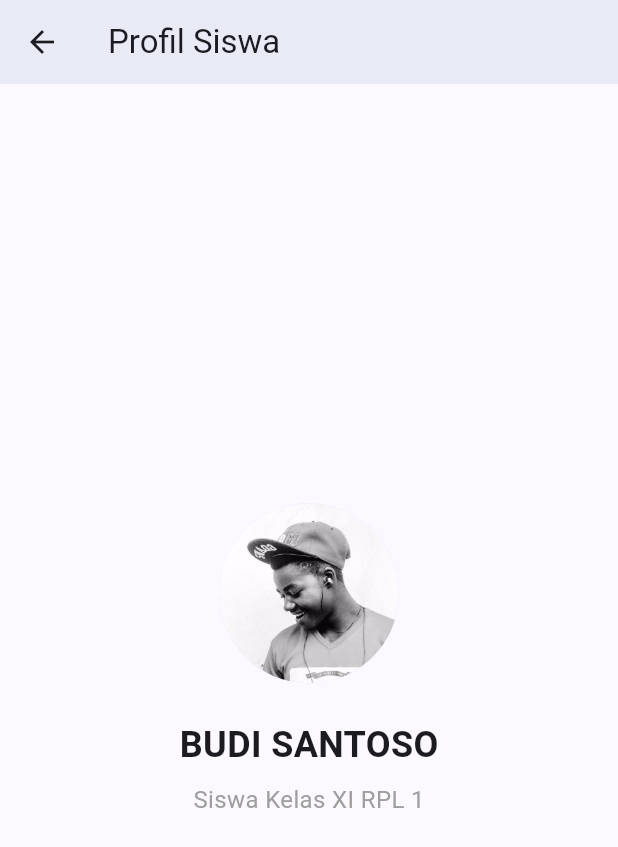
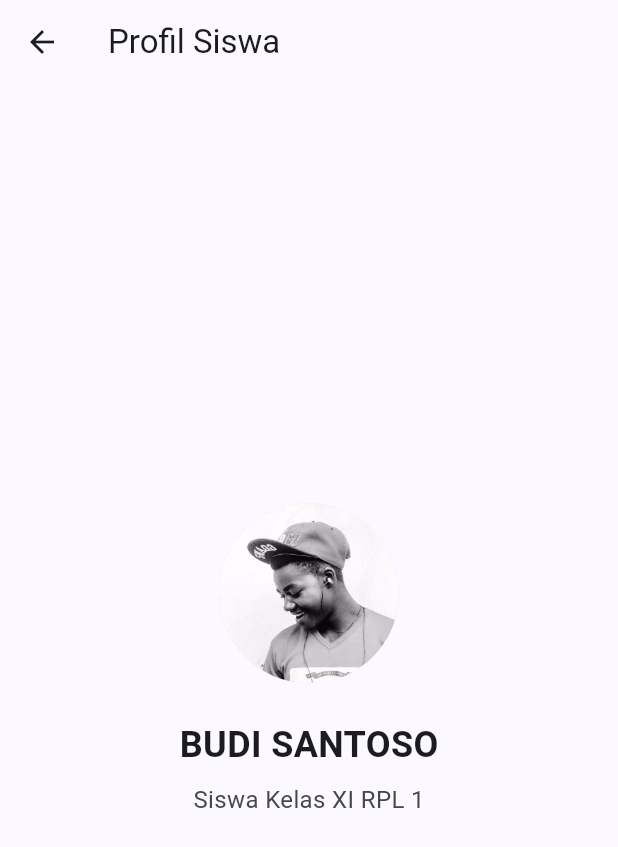
Before and after one commit to jaks-dungeon-lab/xi-sk-flutter-dasar-daftar-siswa, a Flutter app: the screen it shows after launch, after a tap on "BUDI SANTOSO", on a phone screen of 412 x 824 dp. Shown: the top 847 px of the screen. Run offline on Flutter 3.47's test engine with Material 3 defaults, Android fonts, the light colour scheme and no system bars; our stand-ins replace shared_preferences.

Commit message:
feat: implement student list management with state persistence using provider and shared_preferences

```diff
--- a/lib/main.dart
+++ b/lib/main.dart
@@ -1,7 +1,8 @@
-import 'package:daftar_siswa/providers/siswa_provider.dart';
 import 'package:flutter/material.dart';
-import 'package:daftar_siswa/screens/halaman_daftar_siswa.dart';
-import 'package:provider/provider.dart'; // 1. Wajib Import!
+import 'package:provider/provider.dart';
+import 'providers/siswa_provider.dart';
+import 'providers/tema_provider.dart'; // Import penyiar tema
+import 'screens/halaman_daftar_siswa.dart';
 
 void main() => runApp(const AplikasiAbsenSiswa());
 
@@ -10,17 +11,40 @@ class AplikasiAbsenSiswa extends StatelessWidget {
 
   @override
   Widget build(BuildContext context) {
-    // 2. Bungkus MaterialApp dengan ChangeNotifierProvider
-    return ChangeNotifierProvider(
-      create: (context) => SiswaProvider(),
-      child: MaterialApp(
+    // Gunakan MultiProvider jika punya lebih dari 1 penyiar
+    return MultiProvider(
+      providers: [
+        ChangeNotifierProvider(create: (context) => SiswaProvider()),
+        ChangeNotifierProvider(create: (context) => TemaProvider()),
+      ],
+      // Gunakan Consumer untuk memantau TemaProvider agar MaterialApp bisa berganti warna
+      child: Consumer<TemaProvider>(
+        builder: (context, temaProvider, child) {
+          return MaterialApp(
             debugShowCheckedModeBanner: false,
             title: 'Buku Absen',
             theme: ThemeData(
-          colorScheme: ColorScheme.fromSeed(seedColor: Colors.indigo),
               useMaterial3: true,
+              colorScheme: temaProvider.isDarkMode
+                  ? const ColorScheme.dark(
+                      primary: Color(0xFF818CF8), // Indigo 400
+                      surface: Color(0xFF09090B), // Zinc 950
+                      onSurface: Color(0xFFFAFAFA), // Zinc 50
+                      surfaceContainerHighest: Color(0xFF18181B), // Zinc 900
+                      onSurfaceVariant: Color(0xFFA1A1AA), // Zinc 400
+                      outlineVariant: Color(0xFF27272A), // Zinc 800
+                    )
+                  : ColorScheme.fromSeed(
+                      seedColor: Colors.indigo,
+                      brightness: Brightness.light,
+                    ),
+              scaffoldBackgroundColor: temaProvider.isDarkMode
+                  ? const Color(0xFF09090B)
+                  : null,
             ),
             home: const HalamanDaftarSiswa(),
+          );
+        },
       ),
     );
   }
--- /dev/null
+++ b/lib/providers/tema_provider.dart
@@ -0,0 +1,37 @@
+import 'package:flutter/material.dart';
+import 'package:shared_preferences/shared_preferences.dart';
+
+class TemaProvider with ChangeNotifier {
+  // Secara default (bawaan), kita anggap tema terang (false)
+  bool _isDarkMode = false;
+
+  // Jendela kaca agar UI bisa melihat status tema saat ini
+  bool get isDarkMode => _isDarkMode;
+
+  // Saat provider pertama kali lahir, langsung cek memori HP!
+  TemaProvider() {
+    _muatTemaDariMemori();
+  }
+
+  // Fungsi untuk mengecek isi loker memori
+  Future<void> _muatTemaDariMemori() async {
+    final prefs = await SharedPreferences.getInstance();
+    // Cari status tema. Jika loker kosong, anggap false (terang).
+    _isDarkMode = prefs.getBool('mode_gelap') ?? false;
+    // Beritahu layar untuk menyesuaikan diri
+    notifyListeners();
+  }
+
+  // Fungsi yang dipanggil saat user menekan tombol Switch (Ganti Tema)
+  Future<void> gantiTema() async {
+    // Balikkan statusnya (Gelap jadi Terang, Terang jadi Gelap)
+    _isDarkMode = !_isDarkMode;
+
+    // Simpan status baru tersebut ke loker memori selamanya!
+    final prefs = await SharedPreferences.getInstance();
+    await prefs.setBool('mode_gelap', _isDarkMode);
+
+    // Teriakkan perubahan agar layar langsung berubah warna!
+    notifyListeners();
+  }
+}
--- a/lib/screens/halaman_daftar_siswa.dart
+++ b/lib/screens/halaman_daftar_siswa.dart
@@ -1,5 +1,6 @@
 import 'package:daftar_siswa/models/siswa.dart';
 import 'package:daftar_siswa/providers/siswa_provider.dart';
+import 'package:daftar_siswa/providers/tema_provider.dart';
 import 'package:flutter/material.dart';
 import 'package:provider/provider.dart';
 import 'tambah_siswa_page.dart';
@@ -12,12 +13,8 @@ class HalamanDaftarSiswa extends StatefulWidget {
 }
 
 class _HalamanDaftarSiswaState extends State<HalamanDaftarSiswa> {
-  // 1. HAPUS variabel semuaSiswa dan fungsi initState yang lama!
-
-  // 2. Buat variabel baru untuk menyimpan teks pencarian (kata kunci)
   String _kataKunci = '';
 
-  // 3. Ubah fungsi cariSiswa agar HANYA menyimpan kata kunci saja
   void cariSiswa(String teks) {
     setState(() {
       _kataKunci = teks;
@@ -26,10 +23,8 @@ class _HalamanDaftarSiswaState extends State<HalamanDaftarSiswa> {
 
   @override
   Widget build(BuildContext context) {
-    // 4. MENDENGARKAN SIARAN PENYIAR
     final providerSiswa = context.watch<SiswaProvider>();
 
-    // 5. MENYARING DATA SECARA OTOMATIS
     List<Siswa> siswaDitampilkan = _kataKunci.isEmpty
         ? providerSiswa.semuaSiswa
         : providerSiswa.semuaSiswa
@@ -44,7 +39,21 @@ class _HalamanDaftarSiswaState extends State<HalamanDaftarSiswa> {
           'Buku Absen Kelas XI',
           style: TextStyle(fontWeight: FontWeight.bold),
         ),
-        backgroundColor: Colors.indigo.shade50,
+        backgroundColor: Theme.of(context).colorScheme.surface,
+        actions: [
+          // Pantau status tema saat ini untuk ikon sakelarnya
+          Consumer<TemaProvider>(
+            builder: (context, temaProvider, child) {
+              return Switch(
+                value: temaProvider.isDarkMode, // Posisi sakelar (nyala/mati)
+                onChanged: (value) {
+                  // Perintah untuk mengganti tema dan menyimpannya ke memori
+                  temaProvider.gantiTema();
+                },
+              );
+            },
+          ),
+        ],
       ),
       body: Column(
         children: [
@@ -57,7 +66,9 @@ class _HalamanDaftarSiswaState extends State<HalamanDaftarSiswa> {
                 hintText: 'Cari nama siswa...',
                 prefixIcon: const Icon(Icons.search),
                 filled: true,
-                fillColor: Colors.indigo.shade50,
+                fillColor: Theme.of(
+                  context,
+                ).colorScheme.surfaceContainerHighest,
                 border: OutlineInputBorder(
                   borderRadius: BorderRadius.circular(30),
                   borderSide: BorderSide.none,
@@ -77,10 +88,12 @@ class _HalamanDaftarSiswaState extends State<HalamanDaftarSiswa> {
                     vertical: 8,
                   ),
                   elevation: 0,
-                  color: Colors.white,
+                  color: Theme.of(context).colorScheme.surface,
                   shape: RoundedRectangleBorder(
                     borderRadius: BorderRadius.circular(16),
-                    side: BorderSide(color: Colors.indigo.shade100),
+                    side: BorderSide(
+                      color: Theme.of(context).colorScheme.outlineVariant,
+                    ),
                   ),
                   child: ListTile(
                     contentPadding: const EdgeInsets.all(12),
@@ -98,9 +111,9 @@ class _HalamanDaftarSiswaState extends State<HalamanDaftarSiswa> {
                     subtitle: Text(
                       'NIS: ${siswaDitampilkan[index].nis}  •  ${siswaDitampilkan[index].kelas} ${siswaDitampilkan[index].jurusan}',
                     ),
-                    trailing: const Icon(
+                    trailing: Icon(
                       Icons.chevron_right,
-                      color: Colors.grey,
+                      color: Theme.of(context).colorScheme.onSurfaceVariant,
                     ),
                     onTap: () {
                       Navigator.push(
@@ -126,8 +139,8 @@ class _HalamanDaftarSiswaState extends State<HalamanDaftarSiswa> {
             MaterialPageRoute(builder: (context) => const TambahSiswaPage()),
           );
         },
-        backgroundColor: Colors.indigo,
-        foregroundColor: Colors.white,
+        backgroundColor: Theme.of(context).colorScheme.primary,
+        foregroundColor: Theme.of(context).colorScheme.onPrimary,
         child: const Icon(Icons.add),
       ),
     );
@@ -144,7 +157,7 @@ class HalamanDetailSiswa extends StatelessWidget {
     return Scaffold(
       appBar: AppBar(
         title: const Text('Profil Siswa'),
-        backgroundColor: Colors.indigo.shade50,
+        backgroundColor: Theme.of(context).colorScheme.surface,
       ),
       body: Center(
         child: Column(
@@ -160,9 +173,12 @@ class HalamanDetailSiswa extends StatelessWidget {
               style: const TextStyle(fontSize: 24, fontWeight: FontWeight.bold),
             ),
             const SizedBox(height: 8),
-            const Text(
+            Text(
               'Siswa Kelas XI RPL 1',
-              style: TextStyle(fontSize: 16, color: Colors.grey),
+              style: TextStyle(
+                fontSize: 16,
+                color: Theme.of(context).colorScheme.onSurfaceVariant,
+              ),
             ),
           ],
         ),
--- a/lib/screens/tambah_siswa_page.dart
+++ b/lib/screens/tambah_siswa_page.dart
@@ -10,15 +10,12 @@ class TambahSiswaPage extends StatefulWidget {
 }
 
 class _TambahSiswaPageState extends State<TambahSiswaPage> {
-  // 1. Deklarasi Mandor Form
   final _formKey = GlobalKey<FormState>();
 
-  // 2. Deklarasi Controller untuk menangkap data
   final TextEditingController _namaController = TextEditingController();
   final TextEditingController _jurusanController = TextEditingController();
   final TextEditingController _kelasController = TextEditingController();
 
-  // Jangan lupa hancurkan controller demi performa!
   @override
   void dispose() {
     _namaController.dispose();
@@ -33,7 +30,6 @@ class _TambahSiswaPageState extends State<TambahSiswaPage> {
       appBar: AppBar(title: const Text('Tambah Siswa Baru')),
       body: Padding(
         padding: const EdgeInsets.all(16.0),
-        // 3. Bungkus semuanya dengan Form
         child: Form(
           key: _formKey,
           child: Column(
@@ -54,7 +50,7 @@ class _TambahSiswaPageState extends State<TambahSiswaPage> {
                   return null;
                 },
               ),
-              const SizedBox(height: 16), // Jarak antar kotak
+              const SizedBox(height: 16),
               // Kolom Jurusan
               TextFormField(
                 autovalidateMode: AutovalidateMode.onUserInteraction,
@@ -87,30 +83,21 @@ class _TambahSiswaPageState extends State<TambahSiswaPage> {
                   return null;
                 },
               ),
-              const SizedBox(height: 32), // Jarak sebelum tombol
+              const SizedBox(height: 32),
               // Tombol Simpan
               ElevatedButton(
                 onPressed: () {
-                  // Mengecek Status Validasi dengan aman (?.)
                   if (_formKey.currentState?.validate() ?? false) {
-                    // Tangkap datanya dari TextField
                     String nama = _namaController.text;
                     String jurusan = _jurusanController.text;
                     String kelas = _kelasController.text;
 
-                    // HAPUS kode pop-up showDialog() yang lama, kita sudah tidak butuh itu!
-
-                    // 1. MENYURUH PENYIAR UNTUK MENAMBAHKAN DATA
-                    // Menggunakan perintah .read karena kita hanya memberi instruksi satu kali tembak
                     context.read<SiswaProvider>().tambahSiswa(
                       nama,
                       jurusan,
                       kelas,
                     );
 
-                    // 2. MENUTUP HALAMAN (KEMBALI KE BERANDA)
-                    // Halaman form ditutup, dan karena beranda sudah dipasangi .watch,
-                    // otomatis list beranda akan memanjang!
                     Navigator.pop(context);
                   }
                 },
--- a/pubspec.yaml
+++ b/pubspec.yaml
@@ -10,6 +10,7 @@ dependencies:
   flutter:
     sdk: flutter
   provider: ^6.1.5+1
+  shared_preferences: ^2.5.5
 
 dev_dependencies:
   flutter_test:
```
Also changed, not shown: lib/providers/siswa_provider.dart (+1 -8 lines), pubspec.lock. Lines whose indentation alone changed are shown as unchanged.
